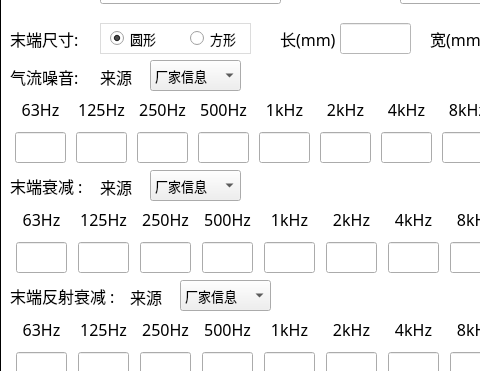
The window that NoiseCalSoft/inputDialog/dialog_air_diff.ui (haobana/NoiCal) describes before a commit, drawn with Qt 5; both pictures show x 0 to 480 and y 197 to 568 of the 651 by 861 pixel window.
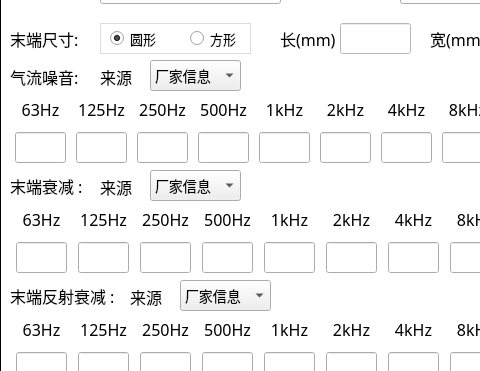
The same window after the commit. Icons and pictures are not drawn.

Diff of the .ui file:
```diff
--- a/NoiseCalSoft/inputDialog/dialog_air_diff.ui
+++ b/NoiseCalSoft/inputDialog/dialog_air_diff.ui
@@ -27,14 +27,14 @@
 
 QLineEdit 
 {
-font-family: 'Microsoft YaHei';
+font-family: '黑体';
 font-size: 13px;
 }
 
 QComboBox
 {
-font-family: 'Microsoft YaHei';
-font-size: 13px;
+font-family: '黑体';
+font-size: 14px;
 }</string>
   </property>
   <widget class="QWidget" name="widget_top" native="true">
@@ -2137,7 +2137,7 @@
      </property>
      <property name="font">
       <font>
-       <family>Microsoft YaHei</family>
+       <family>黑体</family>
        <pointsize>-1</pointsize>
       </font>
      </property>
@@ -2182,7 +2182,7 @@
      </property>
      <property name="font">
       <font>
-       <family>Microsoft YaHei</family>
+       <family>黑体</family>
        <pointsize>-1</pointsize>
       </font>
      </property>
@@ -2227,7 +2227,7 @@
      </property>
      <property name="font">
       <font>
-       <family>Microsoft YaHei</family>
+       <family>黑体</family>
        <pointsize>-1</pointsize>
       </font>
      </property>
```
Left out of the diff: 14 changed lines with no effect on the pictures.
